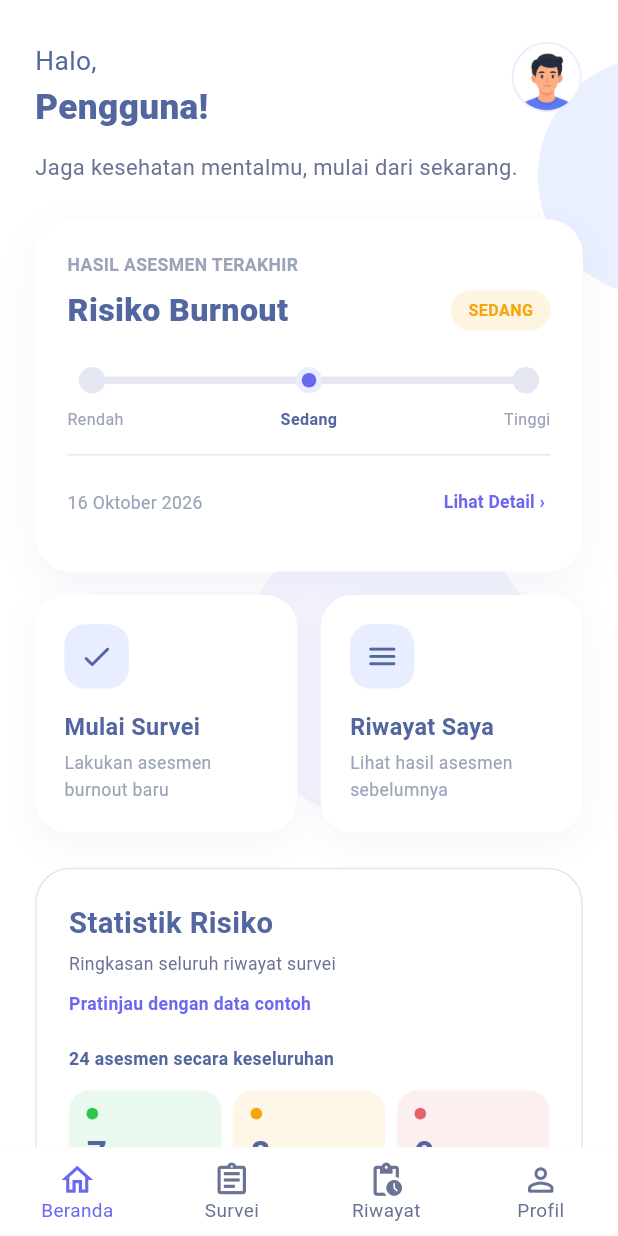
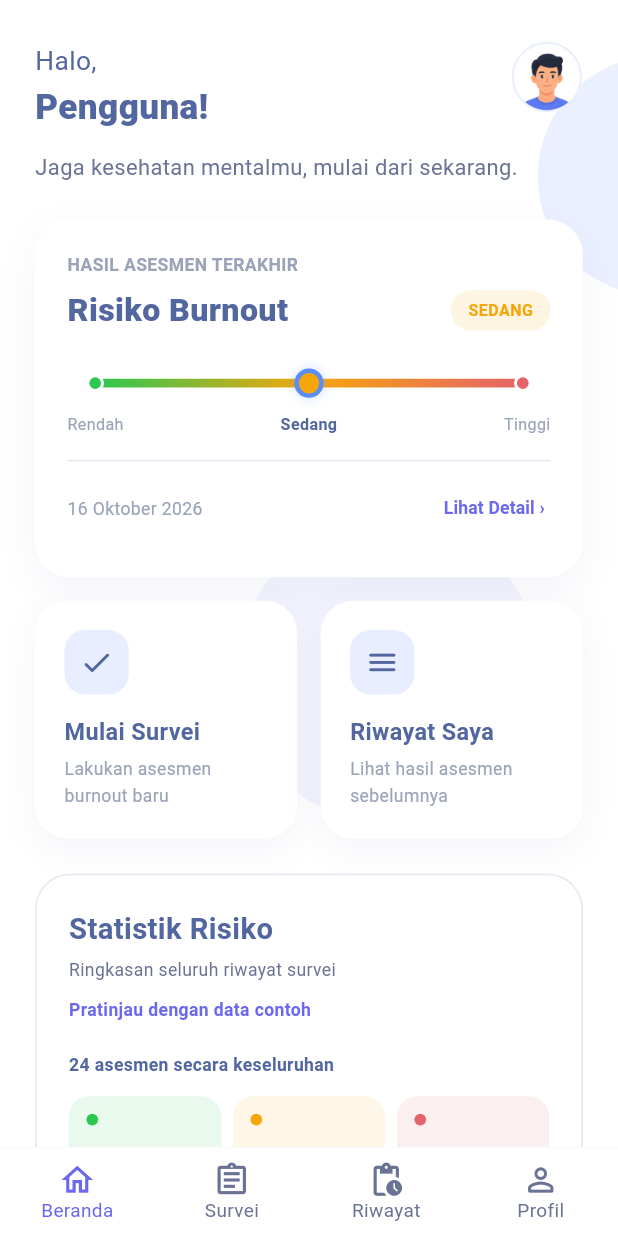
Before and after one commit to AnkaRezaa/AntiBurnout, a Flutter app: the DashboardPage screen opened by its route, on a phone screen of 412 x 824 dp. Run offline on Flutter 3.47's test engine with Material 3 defaults, Android fonts, the phone set to English and light mode, and no system bars; our stand-ins replace flutter_riverpod, go_router, image_picker; accounts and stored records are empty.

Commit message:
feat(dashboard): add gradient colors to risk indicator

```diff
--- a/mobile/lib/core/theme/assessment_colors.dart
+++ b/mobile/lib/core/theme/assessment_colors.dart
@@ -16,6 +16,7 @@ abstract final class AssessmentColors {
   static const riskLow = Color(0xFF2BC751);
   static const riskMedium = Color(0xFFF5A60B);
   static const riskHigh = Color(0xFFE5636B);
+  static const riskMarkerOutline = Color(0xFF5A8DF8);
 
   static const sleepTint = Color(0xFFE6F7F0);
   static const activityTint = Color(0xFFE3F3FB);
--- a/mobile/lib/features/dashboard/presentation/widgets/latest_assessment_card.dart
+++ b/mobile/lib/features/dashboard/presentation/widgets/latest_assessment_card.dart
@@ -19,7 +19,8 @@ class LatestAssessmentCard extends StatelessWidget {
   final String date;
   final VoidCallback? onViewResult;
 
-  Color _riskColor(BuildContext context) => switch (riskLevel) {
+  Color _riskColor(BuildContext context, {RiskLevel? level}) =>
+      switch (level ?? riskLevel) {
         RiskLevel.rendah => AssessmentColors.riskLow,
         RiskLevel.sedang => AssessmentColors.riskMedium,
         RiskLevel.tinggi => AssessmentColors.riskHigh,
@@ -178,13 +179,26 @@ class LatestAssessmentCard extends StatelessWidget {
     return Padding(
       padding: EdgeInsets.symmetric(horizontal: context.ui(AppSpacing.sm)),
       child: SizedBox(
-        height: context.ui(20),
+        height: context.ui(24),
         child: Stack(
           alignment: Alignment.center,
           children: [
-            Container(
-              height: context.ui(5),
-              color: AppColors.of(context).border,
+            Padding(
+              padding: EdgeInsets.symmetric(horizontal: context.ui(11)),
+              child: Container(
+                height: context.ui(6),
+                decoration: BoxDecoration(
+                  borderRadius: BorderRadius.circular(context.ui(3)),
+                  gradient: const LinearGradient(
+                    colors: [
+                      AssessmentColors.riskLow,
+                      AssessmentColors.riskMedium,
+                      AssessmentColors.riskHigh,
+                    ],
+                    stops: [0, 0.5, 1],
+                  ),
+                ),
+              ),
             ),
             for (final level in RiskLevel.values)
               Align(
@@ -193,27 +207,35 @@ class LatestAssessmentCard extends StatelessWidget {
                   RiskLevel.sedang => Alignment.center,
                   RiskLevel.tinggi => Alignment.centerRight,
                 },
+                // Fixed slots keep category positions stable as selection grows.
+                child: SizedBox(
+                  width: context.ui(22),
+                  height: context.ui(22),
+                  child: Center(
                     child: Container(
-                  width: context.ui(18),
-                  height: context.ui(18),
+                      width: context.ui(level == riskLevel ? 20 : 12),
+                      height: context.ui(level == riskLevel ? 20 : 12),
                       decoration: BoxDecoration(
                         shape: BoxShape.circle,
+                        color: _riskColor(context, level: level),
+                        border: Border.all(
                           color: level == riskLevel
-                        ? AppColors.of(context).blob
-                        : AppColors.of(context).border,
+                              ? AssessmentColors.riskMarkerOutline
+                              : AppColors.of(context).surface,
+                          width: context.ui(level == riskLevel ? 3 : 2),
                         ),
-                  child: level == riskLevel
-                      ? Center(
-                          child: Container(
-                            width: context.ui(10),
-                            height: context.ui(10),
-                            decoration: BoxDecoration(
-                              shape: BoxShape.circle,
-                              color: AppColors.of(context).primary,
+                        boxShadow: level == riskLevel
+                            ? [
+                                BoxShadow(
+                                  color: AssessmentColors.riskMarkerOutline
+                                      .withValues(alpha: 0.3),
+                                  blurRadius: context.ui(6),
+                                ),
+                              ]
+                            : null,
                       ),
                     ),
-                        )
-                      : null,
+                  ),
                 ),
               ),
           ],
```
Lines whose indentation alone changed are shown as unchanged.
